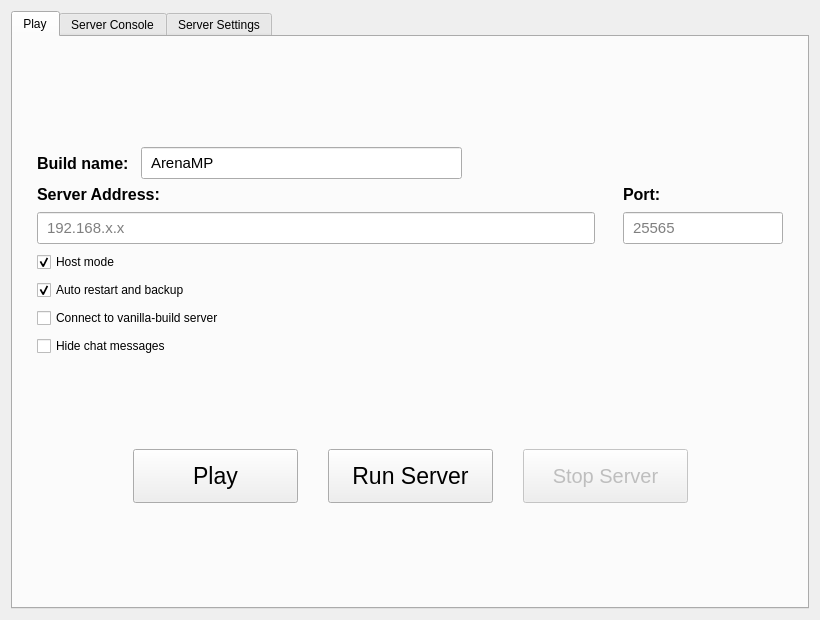
The window that files/ui/playpage.ui (pporsilkde/AMP) describes before a commit, drawn with Qt 5.
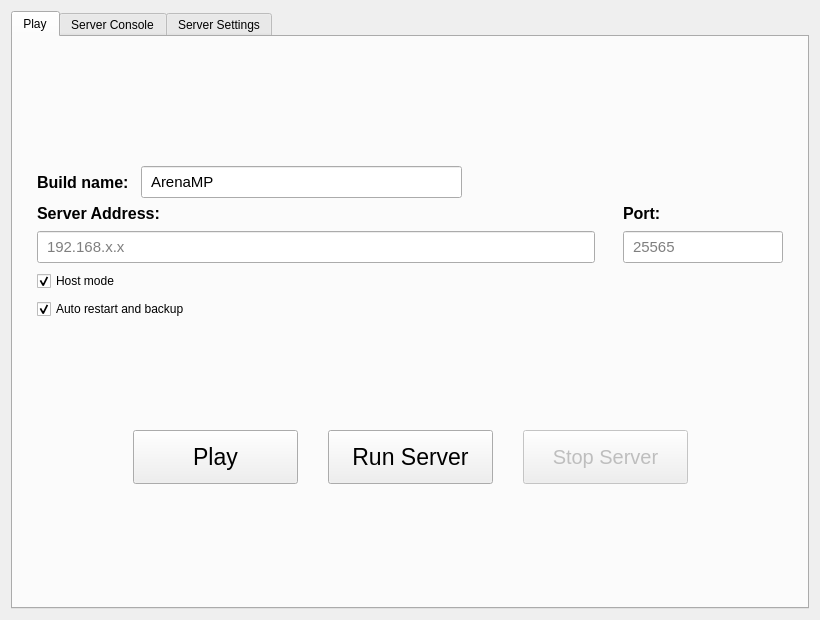
The same window after the commit.

```diff
--- a/files/ui/playpage.ui
+++ b/files/ui/playpage.ui
@@ -178,32 +178,6 @@
            </property>
           </widget>
          </item>
-         <item row="4" column="0" colspan="2">
-          <widget class="QCheckBox" name="vanillaServerCheckBox">
-           <property name="text">
-            <string>Connect to vanilla-build server</string>
-           </property>
-           <property name="toolTip">
-            <string>Use the official TES3MP 0.8.1 network identity (protocol 10, commit 68954091c5) required by older non-ArenaMP servers. Content files are not changed automatically, and local auto-start is skipped in this mode.</string>
-           </property>
-           <property name="checked">
-            <bool>false</bool>
-           </property>
-          </widget>
-         </item>
-         <item row="5" column="0" colspan="2">
-          <widget class="QCheckBox" name="hideChatHistoryCheckBox">
-           <property name="text">
-            <string>Hide chat messages</string>
-           </property>
-           <property name="toolTip">
-            <string>Hide received chat messages while keeping the chat input available.</string>
-           </property>
-           <property name="checked">
-            <bool>false</bool>
-           </property>
-          </widget>
-         </item>
         </layout>
        </item>
        <item>
```
